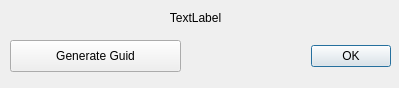
Above: ui/guidDialog.ui from alikanet/pyUtils before the change. Below: the same form after it.
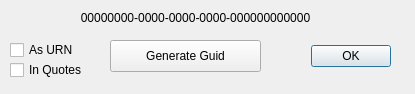
That is the form after the change.

The edit to the form file:
```diff
--- a/ui/guidDialog.ui
+++ b/ui/guidDialog.ui
@@ -6,8 +6,8 @@
    <rect>
     <x>0</x>
     <y>0</y>
-    <width>399</width>
-    <height>88</height>
+    <width>415</width>
+    <height>94</height>
    </rect>
   </property>
   <property name="windowTitle">
@@ -16,9 +16,9 @@
   <widget class="QDialogButtonBox" name="buttonBox">
    <property name="geometry">
     <rect>
-     <x>220</x>
+     <x>300</x>
      <y>40</y>
-     <width>171</width>
+     <width>91</width>
      <height>32</height>
     </rect>
    </property>
@@ -32,9 +32,9 @@
   <widget class="QPushButton" name="pushButton">
    <property name="geometry">
     <rect>
-     <x>10</x>
+     <x>110</x>
      <y>40</y>
-     <width>171</width>
+     <width>151</width>
      <height>32</height>
     </rect>
    </property>
@@ -52,12 +52,38 @@
     </rect>
    </property>
    <property name="text">
-    <string>TextLabel</string>
+    <string>00000000-0000-0000-0000-000000000000</string>
    </property>
    <property name="alignment">
     <set>Qt::AlignCenter</set>
    </property>
   </widget>
+  <widget class="QCheckBox" name="cbURN">
+   <property name="geometry">
+    <rect>
+     <x>10</x>
+     <y>40</y>
+     <width>87</width>
+     <height>20</height>
+    </rect>
+   </property>
+   <property name="text">
+    <string>As URN</string>
+   </property>
+  </widget>
+  <widget class="QCheckBox" name="cbInQuotes">
+   <property name="geometry">
+    <rect>
+     <x>10</x>
+     <y>60</y>
+     <width>87</width>
+     <height>20</height>
+    </rect>
+   </property>
+   <property name="text">
+    <string>In Quotes</string>
+   </property>
+  </widget>
  </widget>
  <resources/>
  <connections>
```
Left out of the diff: 32 changed lines with no effect on the pictures.
